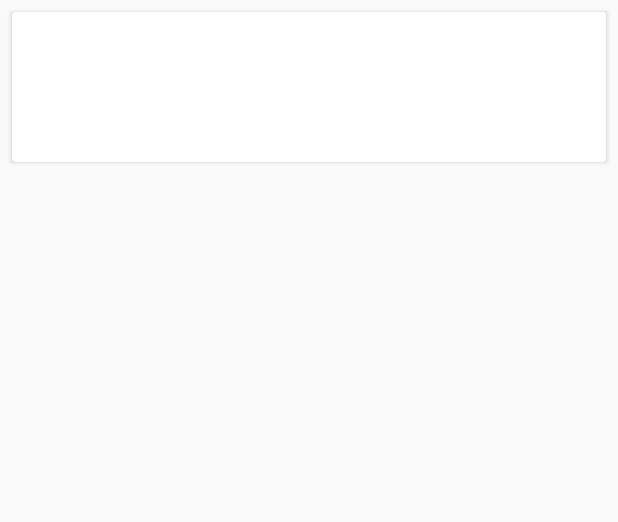
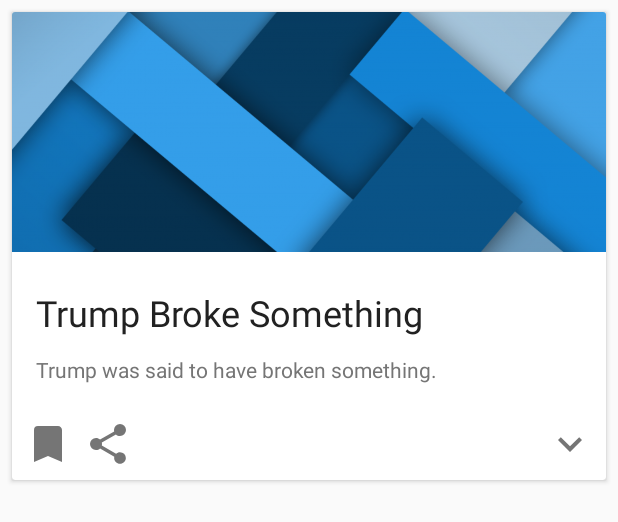
Before and after one commit to Exerosis/MaterialReader, an Android app: the layout feed_entry_holder_view.xml on its own in the app's theme, with its tools: preview values and no code run, on a phone screen of 412 x 824 dp. Shown: the top 522 px of the screen. Run offline under Robolectric (Android 15) with nearby library versions, the phone set to English and light mode, and no system bars.

Commit message:
~Redoing

```diff
--- a/app/build.gradle
+++ b/app/build.gradle
@@ -47,6 +47,7 @@ dependencies {
     compile 'io.reactivex:rxandroid:1.2.1'
     compile 'com.google.guava:guava:20.0'
     compile 'org.jsoup:jsoup:1.10.2'
+    compile 'net.cachapa.expandablelayout:expandablelayout:2.9.1'
 
     //--Test Libraries--
     testCompile 'junit:junit:4.12'
--- a/app/src/main/java/me/exerosis/materialreader/controller/feed/FeedFragment.java
+++ b/app/src/main/java/me/exerosis/materialreader/controller/feed/FeedFragment.java
@@ -48,7 +48,7 @@ public class FeedFragment extends Fragment implements FeedController {
         view = new FeedView(inflater, container);
         view.setListener(this);
 
-        view.setAdapter(new ObservableAdapter<>(store.getRefreshing(url).map(SyndFeed::getEntries).flatMapIterable(l -> l).flatMap(entry -> FeedUtils.getImage(getContext(), entry), Pair::new).toList().subscribeOn(Schedulers.io()).observeOn(AndroidSchedulers.mainThread()), pair -> {
+        view.setAdapter(new ObservableAdapter<>(store.get(url).map(SyndFeed::getEntries).flatMapIterable(l -> l).flatMap(entry -> FeedUtils.getImage(getContext(), entry), Pair::new).toList().subscribeOn(Schedulers.io()).observeOn(AndroidSchedulers.mainThread()), pair -> {
             double ratio = Math.min(Math.round((((double) pair.second.getWidth()) / pair.second.getHeight()) * 2) / 2.0, 2);
             return ratio < 0.5 ? 1 : ratio < 1.5 ? 2 : 3;
         }, FeedEntryHolderView::setEntry, (parent, type) -> new FeedEntryHolderView(LayoutInflater.from(getContext()), parent, type == 1 ? R.layout.feed_entry_holder_view : type == 2 ? R.layout.feed_entry_holder_view : R.layout.feed_entry_holder_view).setListener(FeedFragment.this)));
--- a/app/src/main/java/me/exerosis/materialreader/view/feed/holder/FeedEntryHolderView.java
+++ b/app/src/main/java/me/exerosis/materialreader/view/feed/holder/FeedEntryHolderView.java
@@ -12,18 +12,25 @@ import android.widget.TextView;
 
 import com.rometools.rome.feed.synd.SyndEntry;
 
+import java.text.Format;
+import java.text.SimpleDateFormat;
+import java.util.Locale;
+
 import butterknife.BindView;
 import me.exerosis.materialreader.R;
 import me.exerosis.mvc.butterknife.ButterKnifeHolderView;
 
 public class FeedEntryHolderView extends ButterKnifeHolderView implements FeedEntryHolder {
+    public static Format FORMAT_DATE = new SimpleDateFormat("MMM dd, yyyy", Locale.US);
     private Pair<SyndEntry, Bitmap> pair;
     private FeedEntryListener listener;
 
+    @BindView(R.id.feed_entry_thumbnail)
+    ImageView thumbnail;
     @BindView(R.id.feed_entry_title)
     TextView title;
-    @BindView(R.id.feed_entry_thumbnail)
-    ImageView thumbnail;
+    @BindView(R.id.feed_entry_subtitle)
+    TextView subtitle;
 
     public FeedEntryHolderView(@NonNull LayoutInflater inflater, @NonNull ViewGroup container, @LayoutRes int layout) {
         super(inflater, container, layout);
@@ -40,7 +47,7 @@ public class FeedEntryHolderView extends ButterKnifeHolderView implements FeedEn
     public void setEntry(Pair<SyndEntry, Bitmap> pair) {
         this.pair = pair;
         title.setText(pair.first.getTitle());
-
+        subtitle.setText(pair.first.getAuthor() + ", " + FORMAT_DATE.format(pair.first.getPublishedDate()));
         thumbnail.setImageBitmap(pair.second);
     }
 
--- a/app/src/main/java/me/exerosis/mvc/rxjava/ObservableAdapter.java
+++ b/app/src/main/java/me/exerosis/mvc/rxjava/ObservableAdapter.java
@@ -46,14 +46,14 @@ public class ObservableAdapter<ViewHolder extends RecyclerView.ViewHolder, Data>
 
     public ObservableAdapter(Observable<List<Data>> dataObservable, Func1<Data, Integer> type, Action2<ViewHolder, Data> binder, Func2<ViewGroup, Integer, ViewHolder> creator, Action2<Data, ViewHolder> clickListener) {
         this.type = type;
+        this.binder = binder;
+        this.creator = creator;
+        if (clickListener != null)
+            listeners.add(clickListener);
         dataObservable.subscribe(data -> {
             this.data = data;
             notifyDataSetChanged();
         });
-        this.binder = binder;
-        this.creator = creator;
-        if (clickListener != null)
-            listeners.add(clickListener);
     }
 
 
--- /dev/null
+++ b/app/src/main/res/drawable/ic_bookmark.xml
@@ -0,0 +1,10 @@
+<!-- drawable/bookmark.xml -->
+<vector xmlns:android="http://schemas.android.com/apk/res/android"
+    android:width="24dp"
+    android:height="24dp"
+    android:viewportHeight="24"
+    android:viewportWidth="24">
+    <path
+        android:fillColor="@color/secondary_text"
+        android:pathData="M17,3H7A2,2 0 0,0 5,5V21L12,18L19,21V5C19,3.89 18.1,3 17,3Z" />
+</vector>
--- /dev/null
+++ b/app/src/main/res/drawable/ic_favorite.xml
@@ -0,0 +1,10 @@
+<!-- drawable/heart.xml -->
+<vector xmlns:android="http://schemas.android.com/apk/res/android"
+    android:width="24dp"
+    android:height="24dp"
+    android:viewportHeight="24"
+    android:viewportWidth="24">
+    <path
+        android:fillColor="@color/primary_text"
+        android:pathData="M12,21.35L10.55,20.03C5.4,15.36 2,12.27 2,8.5C2,5.41 4.42,3 7.5,3C9.24,3 10.91,3.81 12,5.08C13.09,3.81 14.76,3 16.5,3C19.58,3 22,5.41 22,8.5C22,12.27 18.6,15.36 13.45,20.03L12,21.35Z" />
+</vector>
--- /dev/null
+++ b/app/src/main/res/drawable/ic_hide.xml
@@ -0,0 +1,10 @@
+<!-- drawable/chevron_down.xml -->
+<vector xmlns:android="http://schemas.android.com/apk/res/android"
+    android:width="24dp"
+    android:height="24dp"
+    android:viewportHeight="24"
+    android:viewportWidth="24">
+    <path
+        android:fillColor="@color/secondary_text"
+        android:pathData="M7.41,8.58L12,13.17L16.59,8.58L18,10L12,16L6,10L7.41,8.58Z" />
+</vector>
--- /dev/null
+++ b/app/src/main/res/drawable/ic_share.xml
@@ -0,0 +1,10 @@
+<!-- drawable/share_variant.xml -->
+<vector xmlns:android="http://schemas.android.com/apk/res/android"
+    android:width="24dp"
+    android:height="24dp"
+    android:viewportHeight="24"
+    android:viewportWidth="24">
+    <path
+        android:fillColor="@color/secondary_text"
+        android:pathData="M18,16.08C17.24,16.08 16.56,16.38 16.04,16.85L8.91,12.7C8.96,12.47 9,12.24 9,12C9,11.76 8.96,11.53 8.91,11.3L15.96,7.19C16.5,7.69 17.21,8 18,8A3,3 0 0,0 21,5A3,3 0 0,0 18,2A3,3 0 0,0 15,5C15,5.24 15.04,5.47 15.09,5.7L8.04,9.81C7.5,9.31 6.79,9 6,9A3,3 0 0,0 3,12A3,3 0 0,0 6,15C6.79,15 7.5,14.69 8.04,14.19L15.16,18.34C15.11,18.55 15.08,18.77 15.08,19C15.08,20.61 16.39,21.91 18,21.91C19.61,21.91 20.92,20.61 20.92,19A2.92,2.92 0 0,0 18,16.08Z" />
+</vector>
--- /dev/null
+++ b/app/src/main/res/drawable/ic_show.xml
@@ -0,0 +1,10 @@
+<!-- drawable/chevron_up.xml -->
+<vector xmlns:android="http://schemas.android.com/apk/res/android"
+    android:width="24dp"
+    android:height="24dp"
+    android:viewportHeight="24"
+    android:viewportWidth="24">
+    <path
+        android:fillColor="@color/secondary_text"
+        android:pathData="M7.41,15.41L12,10.83L16.59,15.41L18,14L12,8L6,14L7.41,15.41Z" />
+</vector>
--- a/app/src/main/res/layout/feed_entry_holder_view.xml
+++ b/app/src/main/res/layout/feed_entry_holder_view.xml
@@ -1,24 +1,88 @@
 <?xml version="1.0" encoding="utf-8"?>
 <android.support.v7.widget.CardView xmlns:android="http://schemas.android.com/apk/res/android"
+    xmlns:app="http://schemas.android.com/apk/res-auto"
+    xmlns:tools="http://schemas.android.com/tools"
     android:layout_width="match_parent"
-    android:layout_height="100dp"
-    android:layout_margin="8dp"
-    android:background="#FFF">
+    android:layout_height="wrap_content"
+    android:layout_margin="8dp">
 
-    <RelativeLayout
+    <LinearLayout
         android:layout_width="match_parent"
-        android:layout_height="match_parent">
-
-        <TextView
-            android:id="@+id/feed_entry_title"
-            android:layout_width="wrap_content"
-            android:layout_height="wrap_content"
-            android:layout_gravity="center_horizontal|top" />
+        android:layout_height="wrap_content"
+        android:orientation="vertical">
 
         <ImageView
             android:id="@+id/feed_entry_thumbnail"
-            android:layout_width="wrap_content"
-            android:layout_height="wrap_content" />
-    </RelativeLayout>
+            android:layout_width="match_parent"
+            android:layout_height="160dp"
+            android:scaleType="centerCrop"
+            app:srcCompat="@drawable/feed_container_header_background" />
 
+        <LinearLayout
+            android:layout_width="match_parent"
+            android:layout_height="wrap_content"
+            android:orientation="vertical"
+            android:paddingBottom="16dp"
+            android:paddingEnd="16dp"
+            android:paddingStart="16dp"
+            android:paddingTop="24dp">
+
+            <TextView
+                android:id="@+id/feed_entry_title"
+                android:layout_width="match_parent"
+                android:layout_height="wrap_content"
+                android:layout_marginBottom="12dp"
+                android:textColor="@color/primary_text"
+                android:textSize="24sp"
+                tools:text="Trump Broke Something" />
+
+            <TextView
+                android:id="@+id/feed_entry_subtitle"
+                android:layout_width="match_parent"
+                android:layout_height="wrap_content"
+                android:textColor="@color/secondary_text"
+                tools:text="Trump was said to have broken something." />
+
+        </LinearLayout>
+
+        <RelativeLayout
+            android:layout_width="match_parent"
+            android:layout_height="48dp"
+            android:gravity="center">
+
+            <Button
+                android:id="@+id/feed_entry_share"
+                style="@android:style/Widget.DeviceDefault.Button.Borderless.Small"
+                android:layout_width="32dp"
+                android:layout_height="32dp"
+                android:layout_alignParentStart="true"
+                android:layout_marginEnd="8dp"
+                android:layout_marginStart="8dp"
+                android:background="@drawable/ic_bookmark" />
+
+            <Button
+                android:id="@+id/feed_entry_like"
+                style="@android:style/Widget.Material.Light.Button.Small"
+                android:layout_width="32dp"
+                android:layout_height="32dp"
+                android:layout_gravity="start"
+                android:layout_marginEnd="8dp"
+                android:layout_toEndOf="@id/feed_entry_share"
+                android:background="@drawable/ic_share"
+                android:paddingEnd="8dp"
+                android:paddingStart="8dp" />
+
+            <Button
+                android:id="@+id/feed_entry_expand"
+                style="@android:style/Widget.DeviceDefault.Button.Borderless.Small"
+                android:layout_width="32dp"
+                android:layout_height="32dp"
+                android:layout_alignParentEnd="true"
+                android:layout_marginEnd="8dp"
+                android:layout_marginStart="8dp"
+                android:background="@drawable/ic_hide"
+                android:paddingEnd="8dp"
+                android:paddingStart="8dp" />
+        </RelativeLayout>
+    </LinearLayout>
 </android.support.v7.widget.CardView>
```
Also changed, not shown: app/src/main/res/drawable-xxhdpi/ic_share.png (deleted).
